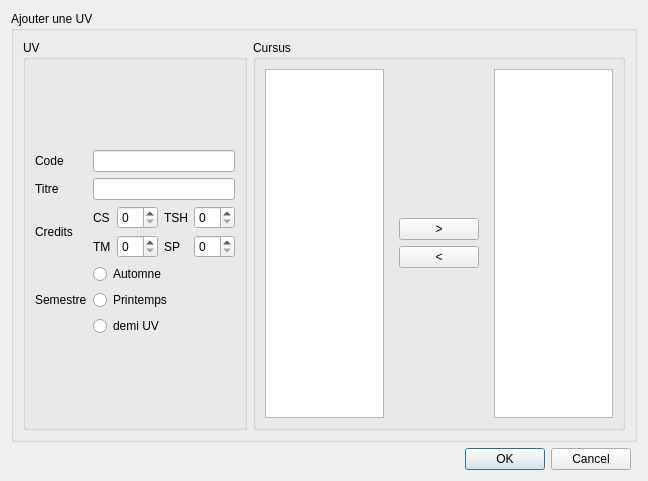
Qt form window/ajouteruvwindow.ui (roddehugo/utprofiler) before a commit.
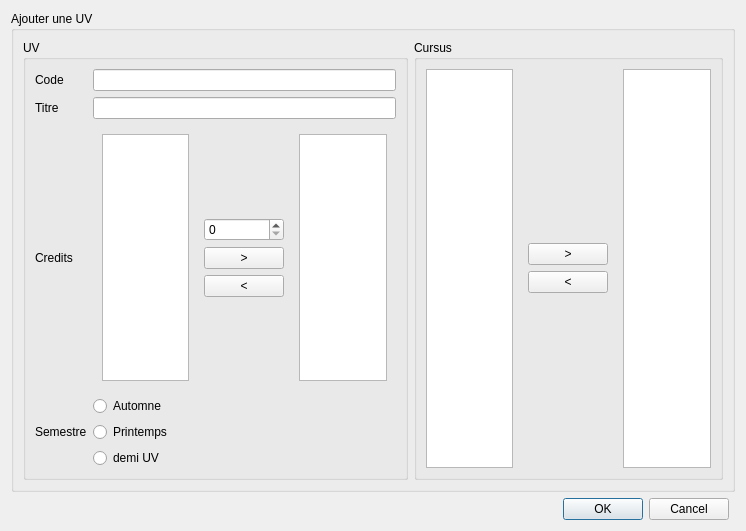
The same form after that commit.

Patch:
```diff
--- a/window/ajouteruvwindow.ui
+++ b/window/ajouteruvwindow.ui
@@ -6,8 +6,8 @@
    <rect>
     <x>0</x>
     <y>0</y>
-    <width>648</width>
-    <height>481</height>
+    <width>746</width>
+    <height>531</height>
    </rect>
   </property>
   <property name="windowTitle">
@@ -30,50 +30,6 @@
           <layout class="QGridLayout" name="gridLayout_3">
            <item row="0" column="0">
             <layout class="QGridLayout" name="gridLayout_2">
-             <item row="2" column="1">
-              <layout class="QGridLayout" name="gridLayout_4">
-               <item row="1" column="1">
-                <widget class="QSpinBox" name="credittm"/>
-               </item>
-               <item row="1" column="3">
-                <widget class="QSpinBox" name="creditsp"/>
-               </item>
-               <item row="1" column="0">
-                <widget class="QLabel" name="label_6">
-                 <property name="text">
-                  <string>TM</string>
-                 </property>
-                </widget>
-               </item>
-               <item row="0" column="3">
-                <widget class="QSpinBox" name="credittsh"/>
-               </item>
-               <item row="0" column="1">
-                <widget class="QSpinBox" name="creditcs"/>
-               </item>
-               <item row="1" column="2">
-                <widget class="QLabel" name="label_8">
-                 <property name="text">
-                  <string>SP</string>
-                 </property>
-                </widget>
-               </item>
-               <item row="0" column="2">
-                <widget class="QLabel" name="label_7">
-                 <property name="text">
-                  <string>TSH</string>
-                 </property>
-                </widget>
-               </item>
-               <item row="0" column="0">
-                <widget class="QLabel" name="label">
-                 <property name="text">
-                  <string>CS</string>
-                 </property>
-                </widget>
-               </item>
-              </layout>
-             </item>
              <item row="3" column="0">
               <widget class="QLabel" name="label_4">
                <property name="text">
@@ -133,6 +89,49 @@
                </property>
               </widget>
              </item>
+             <item row="2" column="1">
+              <widget class="QWidget" name="widget" native="true">
+               <layout class="QGridLayout" name="gridLayout_4">
+                <item row="0" column="0">
+                 <layout class="QHBoxLayout" name="horizontalLayout_6">
+                  <item>
+                   <widget class="QColumnView" name="columnView_5"/>
+                  </item>
+                  <item>
+                   <widget class="QWidget" name="widget_3" native="true">
+                    <layout class="QVBoxLayout" name="verticalLayout_8">
+                     <item>
+                      <layout class="QVBoxLayout" name="verticalLayout_9">
+                       <item>
+                        <widget class="QSpinBox" name="spinBox"/>
+                       </item>
+                       <item>
+                        <widget class="QPushButton" name="ajoutcursus_2">
+                         <property name="text">
+                          <string>&gt;</string>
+                         </property>
+                        </widget>
+                       </item>
+                       <item>
+                        <widget class="QPushButton" name="retirecursus_2">
+                         <property name="text">
+                          <string>&lt;</string>
+                         </property>
+                        </widget>
+                       </item>
+                      </layout>
+                     </item>
+                    </layout>
+                   </widget>
+                  </item>
+                  <item>
+                   <widget class="QColumnView" name="columnView_6"/>
+                  </item>
+                 </layout>
+                </item>
+               </layout>
+              </widget>
+             </item>
             </layout>
            </item>
           </layout>
```
